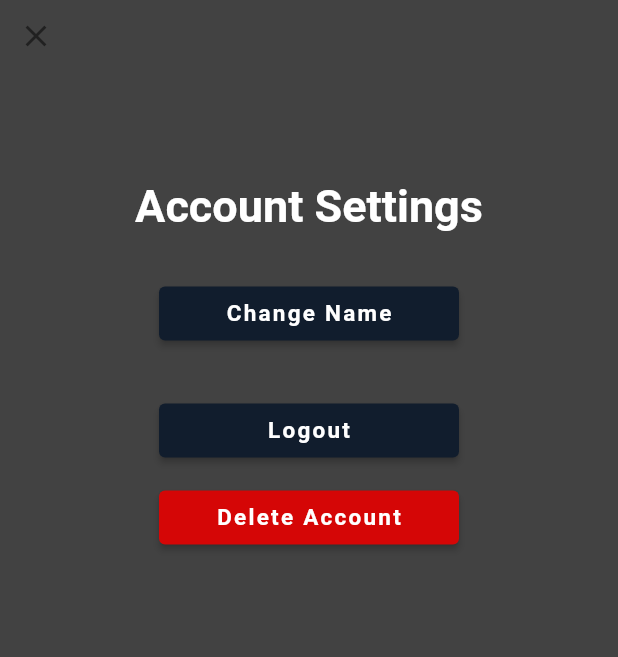
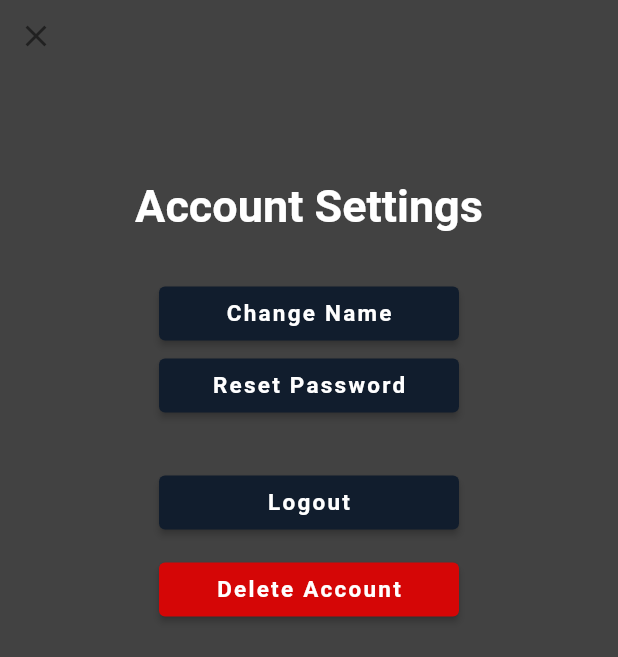
Before and after one commit to scastaneda566/flutterproject, a Flutter app: the noteView screen opened directly, after a tap on the "settings" icon, on a phone screen of 412 x 824 dp. Shown: the top 657 px of the screen. Run offline on Flutter 3.47's test engine with Material 2 defaults, Android fonts, the phone set to English and light mode, and no system bars; our stand-ins replace flutter_markdown; network calls fail; Roboto replaces fonts that are missing (OpenSans).

Commit message:
Final Final Commit

```diff
--- a/lib/RegisterScreen.dart
+++ b/lib/RegisterScreen.dart
@@ -357,7 +357,7 @@ class _RegisterScreenState extends State<RegisterScreen> {
 
                           try {
                             String url =
-                                "https://marky-mark.herokuapp.com/api/users";
+                                "https://marky-mark-clone.herokuapp.com/api/users";
 
                             RegExp regex = RegExp(
                                 r'^(?=.*[A-Z])(?=.*[a-z])(?=.*?[0-9]).{8,}$');
--- a/lib/accountSettings.dart
+++ b/lib/accountSettings.dart
@@ -4,6 +4,7 @@ import 'dart:convert';
 import 'loginScreen.dart';
 import 'deleteUserData.dart';
 import 'changeNameData.dart';
+import 'forgotPass.dart';
 import 'noteView.dart';
 
 class accountSettings extends StatefulWidget {
@@ -73,7 +74,7 @@ class _AccountSettingsState extends State<accountSettings> {
 
                   try {
                     String url =
-                        "https://marky-mark.herokuapp.com/api/users/$id";
+                        "https://marky-mark-clone.herokuapp.com/api/users/$id";
                     print(url);
                     ret = await deleteUserData.getDelJson(url, payload);
                     jsonObject = json.decode(ret);
@@ -157,7 +158,7 @@ class _AccountSettingsState extends State<accountSettings> {
 
                   try {
                     String url =
-                        "https://marky-mark.herokuapp.com/api/users/changename";
+                        "https://marky-mark-clone.herokuapp.com/api/users/changename";
                     ret = await changeNameData.getChangeJson(url, payload);
                     jsonObject = json.decode(ret);
                     print(jsonObject);
@@ -237,6 +238,30 @@ class _AccountSettingsState extends State<accountSettings> {
                       ),
                     ),
                   ),
+                  Container(
+                      alignment: Alignment.center,
+                      child: ElevatedButton(
+                        onPressed: () {
+                          Navigator.push(
+                              context,
+                              MaterialPageRoute(builder: (context) => forgotPass())
+                          );
+                        },
+                        child: Text(
+                          'Reset Password',
+                          style: TextStyle(
+                            color: Colors.white,
+                            letterSpacing: 1.5,
+                            fontSize: 15.0,
+                            fontWeight: FontWeight.bold,
+                            fontFamily: 'OpenSans',
+                          ),
+                        ),
+                        style: ElevatedButton.styleFrom(
+                          fixedSize: const Size(200, 36.0),
+                          primary: Color.fromARGB(255, 17, 29, 45),
+                        ),
+                      )),
                   SizedBox(height: 30.0),
                   Container(
                     alignment: Alignment.center,
--- a/lib/loginScreen.dart
+++ b/lib/loginScreen.dart
@@ -194,7 +194,7 @@ class _LoginScreenState extends State<loginScreen> {
                           String ret = '';
                           try {
                             String url =
-                                "https://marky-mark.herokuapp.com/api/users/?email=$email&password=$password";
+                                "https://marky-mark-clone.herokuapp.com/api/users/?email=$email&password=$password";
                             if (email.isEmpty || password.isEmpty) {
                               newMessageText = "Please fill out all fields";
                               changeText();
--- a/lib/noteView.dart
+++ b/lib/noteView.dart
@@ -32,7 +32,7 @@ class _NoteViewState extends State<noteView> {
     String id = GlobalData.userId;
     String jwt = GlobalData.token;
     var url =
-        "https://marky-mark.herokuapp.com/api/users/$id/notes?searchText=&tags[]=&accessToken=$jwt";
+        "https://marky-mark-clone.herokuapp.com/api/users/$id/notes?searchText=&tags[]=&accessToken=$jwt";
     var response = await http.get(Uri.parse(url));
     print(response);
     var notes = <Note>[];
@@ -74,7 +74,7 @@ class _NoteViewState extends State<noteView> {
 
                   try {
                     String url =
-                        'https://marky-mark.herokuapp.com/api/users/$id/notes?&accessToken=$jwt';
+                        'https://marky-mark-clone.herokuapp.com/api/users/$id/notes?&accessToken=$jwt';
                     ret = await deleteNoteData.getDelNoteJson(url, payload);
                     jsonObject = json.decode(ret);
                   } catch (e) {
```
Also changed, not shown: lib/forgotPass.dart (+5 -14 lines).
